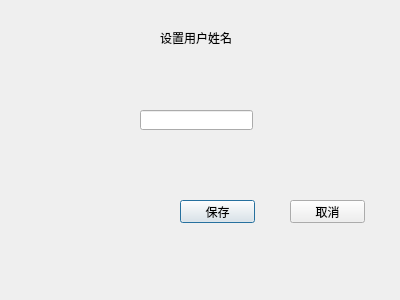
This is usernamenew.ui in SongYaoLynn/LanserMedicalManagement as Qt 5 draws it before an edit. The edited form follows.
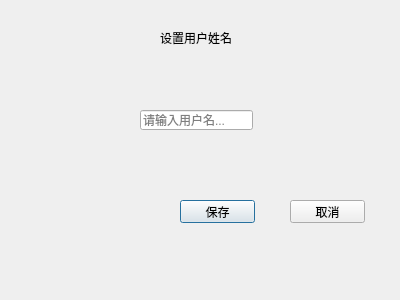
This is the edited form.

Diff of the .ui file:
```diff
--- a/usernamenew.ui
+++ b/usernamenew.ui
@@ -61,6 +61,12 @@
      <height>20</height>
     </rect>
    </property>
+   <property name="placeholderText">
+    <string>请输入用户名...</string>
+   </property>
+   <property name="clearButtonEnabled">
+    <bool>false</bool>
+   </property>
   </widget>
  </widget>
  <resources/>
```
